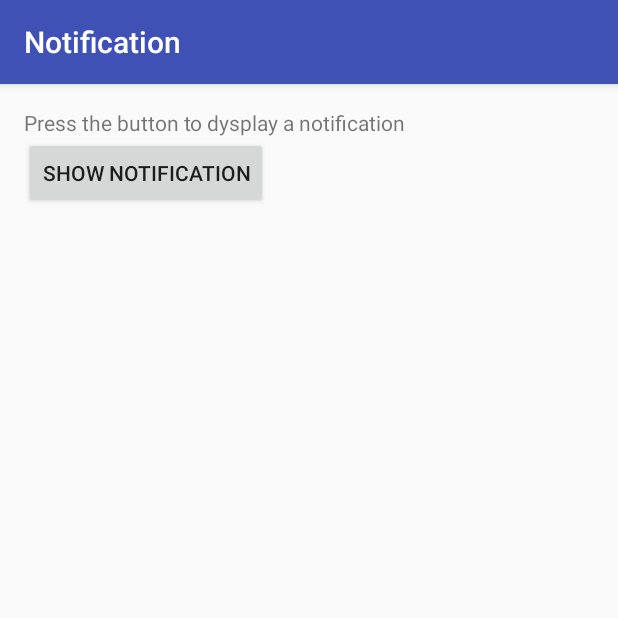
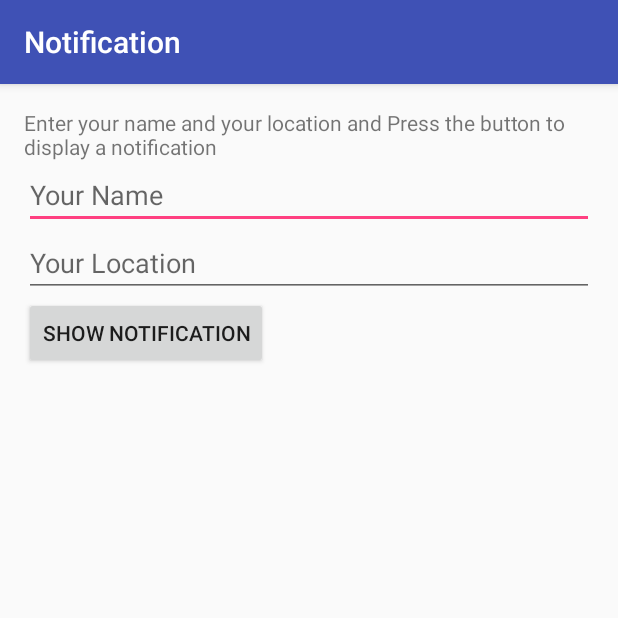
Before and after one commit to manuelmarpereira/Android, an Android app: the screen it shows after launch (NotificationActivity), after a tap on "SHOW NOTIFICATION", on a phone screen of 412 x 824 dp, the top half of it. Run offline under Robolectric (Android 15) with nearby library versions, the light colour scheme and no system bars.

Commit message:
custom notification
update for present a custom notification with name and location

```diff
--- a/Notification/app/src/main/java/manmarper/com/notification/NotificationActivity.java
+++ b/Notification/app/src/main/java/manmarper/com/notification/NotificationActivity.java
@@ -7,6 +7,7 @@ import android.os.Bundle;
 import android.support.v7.app.NotificationCompat;
 import android.view.View;
 import android.widget.Button;
+import android.widget.EditText;
 
 public class NotificationActivity extends AppCompatActivity {
 
@@ -15,21 +16,23 @@ public class NotificationActivity extends AppCompatActivity {
         super.onCreate(savedInstanceState);
         setContentView(R.layout.activity_notification);
 
-        //Initialize Buttons
         Button btnShow = (Button) findViewById(R.id.btn_show);
+        final EditText txtName= (EditText) findViewById(R.id.txt_name);
+        final EditText txtLocation= (EditText) findViewById(R.id.txt_location);
 
         //Set listener on notification button
         btnShow.setOnClickListener(new View.OnClickListener() {
             @Override
             public void onClick(View view) {
-                NotificationCompat.Builder mBuilder =
-                        (NotificationCompat.Builder) new NotificationCompat.Builder(NotificationActivity.this)
-                                .setSmallIcon(android.R.drawable.stat_sys_download_done)
-                                .setContentTitle("My notification")
-                                .setContentText("Hello World!");
+
+                //Create new notification
+                NotificationCompat.Builder mBuilder = (NotificationCompat.Builder) new NotificationCompat.Builder(NotificationActivity.this)
+                                .setSmallIcon(R.drawable.location_ic)
+                                .setContentTitle("Hello "+txtName.getText())//title
+                                .setContentText("You are in "+txtLocation.getText()+ " now!"); //content text
 
                 NotificationManager mNotificationManager = (NotificationManager) getSystemService(Context.NOTIFICATION_SERVICE);
-                mNotificationManager.notify(0, mBuilder.build());
+                mNotificationManager.notify(0, mBuilder.build()); //notify
             }
 
         });
--- a/Notification/app/src/main/res/layout/activity_notification.xml
+++ b/Notification/app/src/main/res/layout/activity_notification.xml
@@ -13,7 +13,19 @@
     <TextView
         android:layout_width="wrap_content"
         android:layout_height="wrap_content"
-        android:text="Press the button to dysplay a notification" />
+        android:text="Enter your name and your location and Press the button to display a notification" />
+
+    <EditText
+        android:id="@+id/txt_name"
+        android:layout_width="match_parent"
+        android:layout_height="wrap_content"
+        android:hint="Your Name"/>
+
+    <EditText
+        android:id="@+id/txt_location"
+        android:layout_width="match_parent"
+        android:layout_height="wrap_content"
+        android:hint="Your Location"/>
 
     <Button
         android:id="@+id/btn_show"
```
